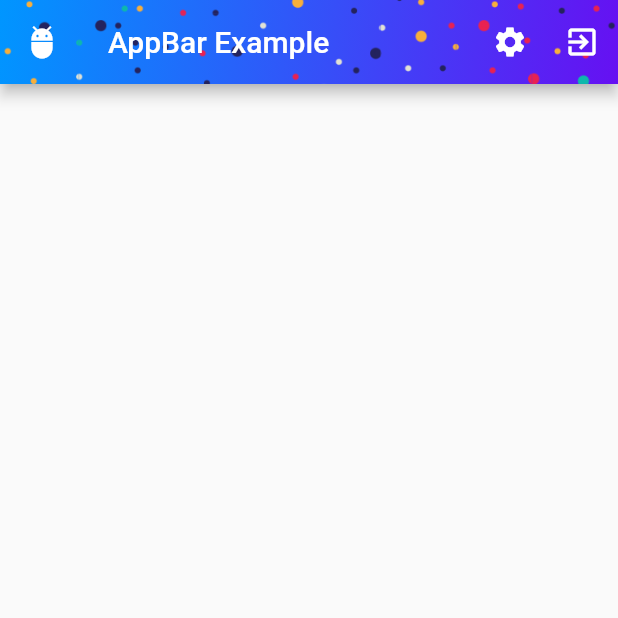
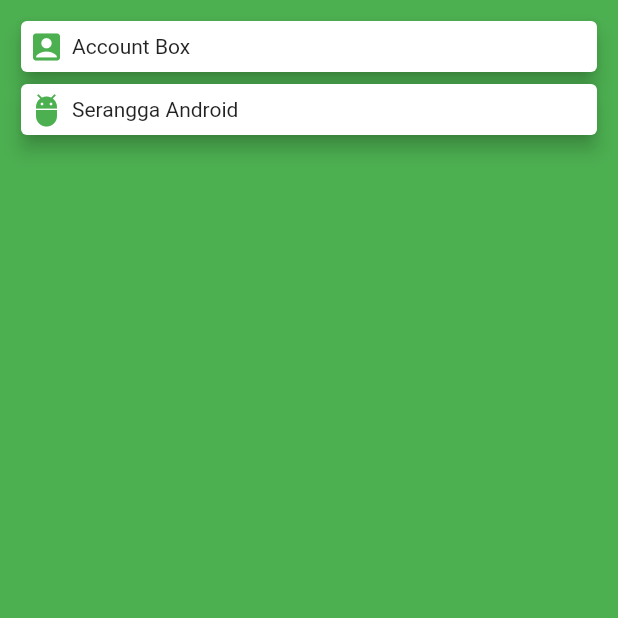
Before and after one commit to abuazis/Flutter-App-Tutorial, a Flutter app: the screen it shows after launch, on a phone screen of 412 x 824 dp, the top half of it. Run offline on Flutter 3.47's test engine with Material 2 defaults, Android fonts, the phone set to English and light mode, and no system bars.

Commit message:
17-card-widget-flutter

```diff
--- a/lib/main.dart
+++ b/lib/main.dart
@@ -7,40 +7,36 @@ class MyApp extends StatelessWidget {
   Widget build(BuildContext context) {
     return MaterialApp(
       home: Scaffold(
-        appBar: AppBar(
-          leading: Icon(
-            Icons.adb,
-            color: Colors.white
-          ),
-          title: Text(
-            "AppBar Example",
-            style: TextStyle(color: Colors.white),
-          ),
-          actions: <Widget>[
-            IconButton(
-              icon: Icon(Icons.settings),
-              onPressed: () {},
-            ),
-            IconButton(
-              icon: Icon(Icons.exit_to_app),
-              onPressed: () {},
-            ),
-          ],
-          flexibleSpace: Container(
-            decoration: BoxDecoration(
-              gradient: LinearGradient(
-                colors: [Color(0xff0096ff), Color(0xff6610f2)],
-                begin: FractionalOffset.topLeft,
-                end: FractionalOffset.bottomRight
-              ),
-              image: DecorationImage(
-                image: AssetImage("assets/img/pattern.png"),
-                fit: BoxFit.cover
-              )
-            ),
+        backgroundColor: Colors.green,
+        body: Container(
+          margin: EdgeInsets.all(10),
+          child: ListView(
+            children: <Widget>[
+              buildCard(Icons.account_box, "Account Box"),
+              buildCard(Icons.adb, "Serangga Android"),
+            ],
           ),
         ),
       ),
     );
   }
+
+  Card buildCard(IconData iconData, String text) {
+    return Card(
+      elevation: 5,
+      child: Row(
+        children: <Widget>[
+          Container(
+            margin: EdgeInsets.all(5),
+            child: Icon(
+              iconData,
+              color: Colors.green
+            )
+          ),
+          Text(text)
+        ],
+      ),
+    );
+  }
+
 }
```
